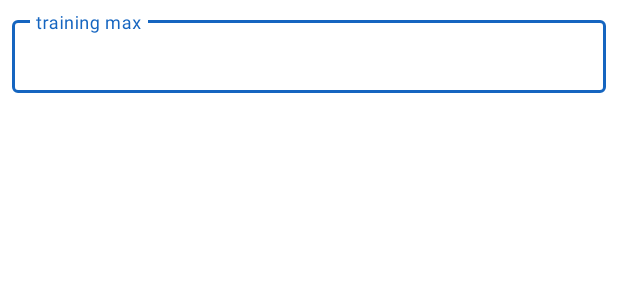
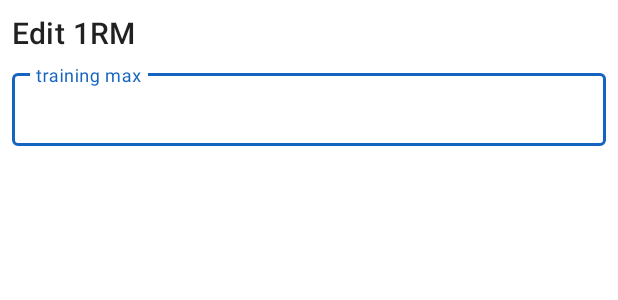
Before and after one commit to KonradCe/SimpleGymLog, an Android app: the layout alert_training_max_dialog.xml on its own in the app's theme, with its tools: preview values and no code run, on a phone screen of 412 x 824 dp. Shown: the top 300 px of the screen. Run offline under Robolectric (Android 15) with nearby library versions, the phone set to English and light mode, and no system bars.

Commit message:
add option to edit and update TM of exercise

```diff
--- a/app/src/main/java/pl/kcworks/simplegymlog/ui/WorkoutActivity.java
+++ b/app/src/main/java/pl/kcworks/simplegymlog/ui/WorkoutActivity.java
@@ -304,10 +304,8 @@ public class WorkoutActivity extends AppCompatActivity implements View.OnClickLi
 
     @Override
     public boolean onOptionsItemSelected(MenuItem item) {
-        switch (item.getItemId()) {
-            case R.id.workout_menu_delete:
-                deleteExercisesInCurrentDay();
-                break;
+        if (item.getItemId() == R.id.workout_menu_delete) {
+            deleteExercisesInCurrentDay();
         }
 
         return super.onOptionsItemSelected(item);
--- a/app/src/main/res/layout/activity_routine_selector.xml
+++ b/app/src/main/res/layout/activity_routine_selector.xml
@@ -12,6 +12,7 @@
         style="@style/TextAppearance.MaterialComponents.Headline5"
         android:layout_width="match_parent"
         android:layout_height="wrap_content"
+        android:layout_marginBottom="@dimen/medium_margin"
         android:text="select routine:" />
 
     <androidx.recyclerview.widget.RecyclerView
--- a/app/src/main/res/layout/activity_workout.xml
+++ b/app/src/main/res/layout/activity_workout.xml
@@ -102,8 +102,7 @@
         app:layout_constraintBottom_toBottomOf="parent"
         app:layout_constraintEnd_toEndOf="parent"
         app:sdMainFabClosedSrc="@drawable/ic_add_black_24dp"
-        app:sdOverlayLayout="@id/overlay"
-        app:layout_behavior="@string/speeddial_scrolling_view_snackbar_behavior" />
+        app:sdOverlayLayout="@id/overlay"/>
 
 
 </androidx.constraintlayout.widget.ConstraintLayout>
--- a/app/src/main/res/layout/alert_training_max_dialog.xml
+++ b/app/src/main/res/layout/alert_training_max_dialog.xml
@@ -4,8 +4,18 @@
     xmlns:tools="http://schemas.android.com/tools"
     android:layout_width="match_parent"
     android:layout_height="wrap_content"
+    android:orientation="vertical"
     style="@style/MainView"
+    android:gravity="center_vertical"
     android:layout_marginBottom="@dimen/medium_margin">
+
+    <TextView
+        android:id="@+id/dialog_tv_title"
+        android:text="Edit 1RM"
+        android:layout_width="wrap_content"
+        android:layout_height="wrap_content"
+        android:layout_marginBottom="@dimen/small_margin"
+        style="@style/TextAppearance.MaterialComponents.Headline6"/>
 
     <com.google.android.material.textfield.TextInputLayout
         android:id="@+id/dialog_text_input_layout"
@@ -18,6 +28,7 @@
             android:id="@+id/dialog_et_trainingMax"
             android:layout_width="match_parent"
             android:layout_height="wrap_content"
+            android:selectAllOnFocus="true"
             android:inputType="numberDecimal"/>
 
     </com.google.android.material.textfield.TextInputLayout>
--- a/app/src/main/res/menu/copy_activitiy_menu.xml
+++ b/app/src/main/res/menu/add_exercise_activity_menu.xml
@@ -2,8 +2,6 @@
 <menu xmlns:android="http://schemas.android.com/apk/res/android"
     xmlns:app="http://schemas.android.com/apk/res-auto">
     <item
-        android:id="@+id/copy_menu_copyDay"
-        android:title="copy selected day"
-        app:showAsAction="always"/>
-
+        android:id="@+id/addExerciseActivity_menu_edit_RM"
+        android:title="edit 1RM"/>
 </menu>
--- a/app/src/main/res/menu/workout_activity_menu.xml
+++ b/app/src/main/res/menu/workout_activity_menu.xml
@@ -3,5 +3,5 @@
     xmlns:app="http://schemas.android.com/apk/res-auto">
     <item
         android:id="@+id/workout_menu_delete"
-        android:title="Delete all exercises in this day"/>
+        android:title="delete all exercises in this day"/>
 </menu>
--- a/app/src/main/res/values/styles.xml
+++ b/app/src/main/res/values/styles.xml
@@ -20,7 +20,7 @@
     </style>
 
     <style name="MainView">
-        <item name="android:layout_margin">@dimen/small_margin</item>
+        <item name="android:padding">@dimen/small_margin</item>
         <item name="android:gravity">center_horizontal</item>
     </style>
 
```
Also changed, not shown: app/src/main/java/pl/kcworks/simplegymlog/model/ExerciseWithSets.java (+8 -0 lines), app/src/main/java/pl/kcworks/simplegymlog/ui/AddExerciseActivity.java (+58 -10 lines), app/src/main/java/pl/kcworks/simplegymlog/viewmodel/ExerciseViewModel.java (+12 -0 lines).
